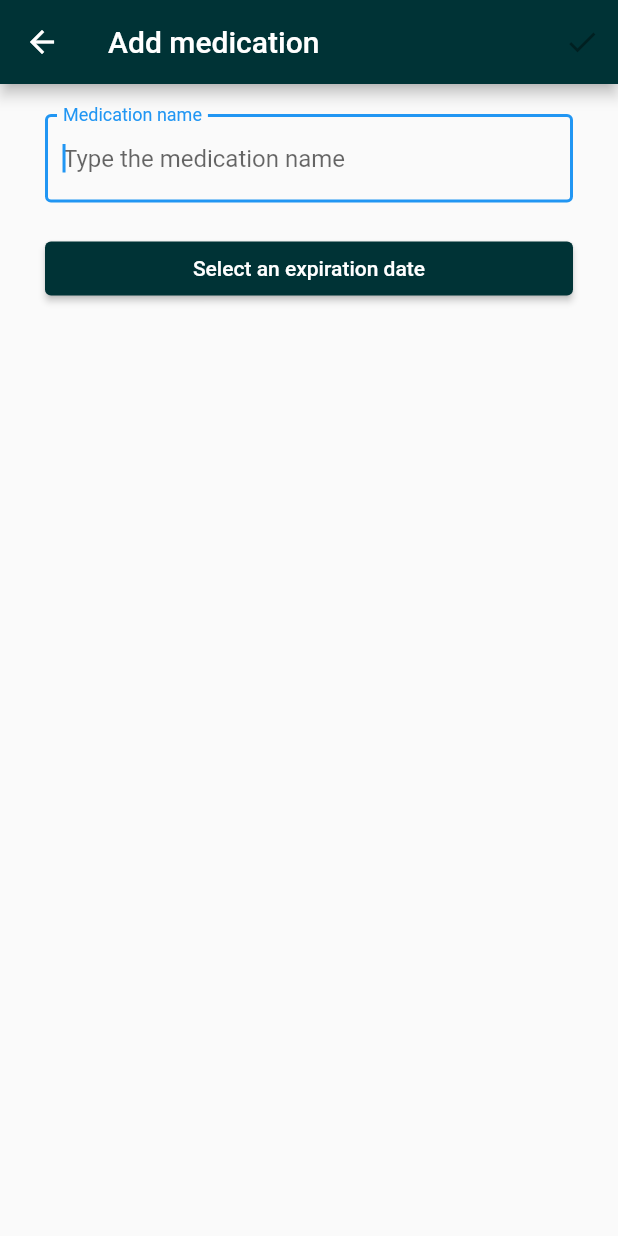
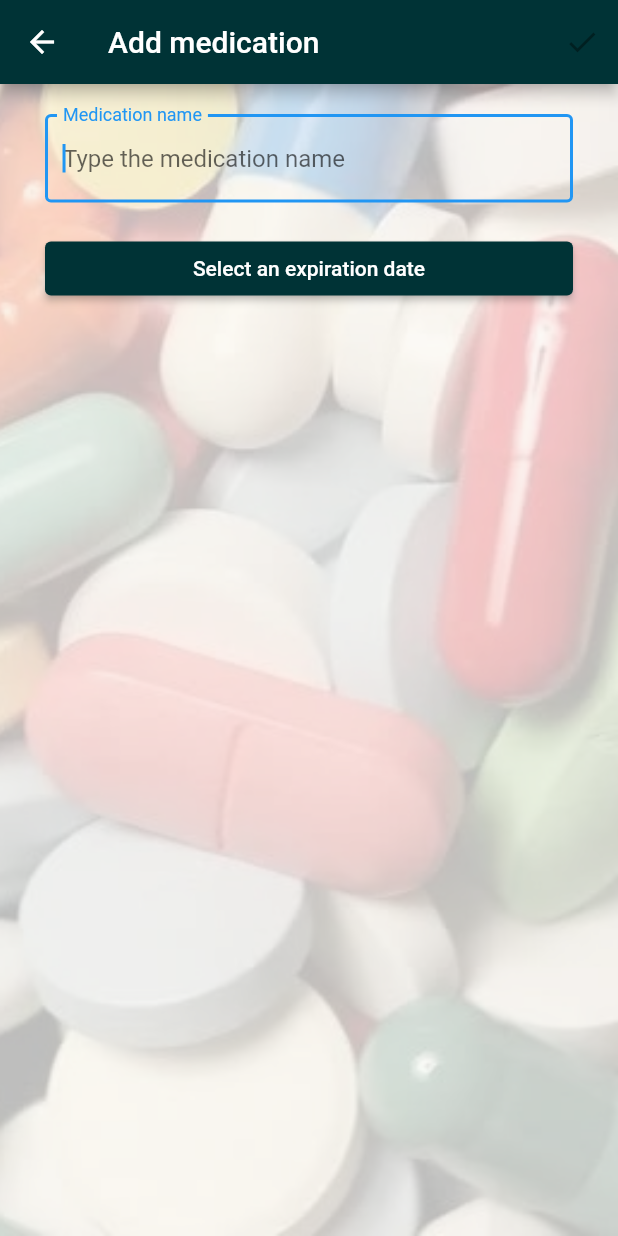
Before and after one commit to lukaszhak/moja_lodowka, a Flutter app: the DrugPage screen opened directly, after a tap on the "add" icon, on a phone screen of 412 x 824 dp. Run offline on Flutter 3.47's test engine with Material 2 defaults, Android fonts, the phone set to English and light mode, and no system bars; our stand-ins replace cloud_firestore, dio, firebase_auth, firebase_core, flutter_bloc, flutter_local_notifications and 5 more; accounts and stored records are empty; generated files the repository leaves out were written again.

Commit message:
Add background image to DrugAddPage

```diff
--- a/lib/features/home/pages/drug_page/drug_add_page/drug_add_page.dart
+++ b/lib/features/home/pages/drug_page/drug_add_page/drug_add_page.dart
@@ -17,6 +17,7 @@ class DrugAddPage extends StatelessWidget {
         builder: (context, state) {
           final notificationId = context.read<int>();
           return Scaffold(
+            resizeToAvoidBottomInset: false,
             appBar: AppBar(
               title: Text(AppLocalizations.of(context)!.addMedication),
               backgroundColor: const Color.fromARGB(255, 0, 51, 54),
@@ -70,7 +71,17 @@ class _DrugPageBody extends StatelessWidget {
 
   @override
   Widget build(BuildContext context) {
-    return ListView(
+    return Container(
+      decoration: const BoxDecoration(
+        image: DecorationImage(
+          opacity: 0.25,
+          fit: BoxFit.cover,
+          image: AssetImage(
+            'images/medicine.jpg',
+          ),
+        ),
+      ),
+      child: ListView(
         padding: const EdgeInsets.symmetric(horizontal: 30, vertical: 20),
         children: [
           TextField(
@@ -107,10 +118,11 @@ class _DrugPageBody extends StatelessWidget {
             style: ElevatedButton.styleFrom(
               backgroundColor: const Color.fromARGB(255, 0, 51, 54),
             ),
-          child: Text(
-              selectedDateFormated ?? AppLocalizations.of(context)!.selectDate),
+            child: Text(selectedDateFormated ??
+                AppLocalizations.of(context)!.selectDate),
           ),
         ],
+      ),
     );
   }
 }
--- a/lib/features/home/pages/drug_page/drug_page.dart
+++ b/lib/features/home/pages/drug_page/drug_page.dart
@@ -21,6 +21,7 @@ class DrugPage extends StatelessWidget {
         builder: (context, state) {
           final int notificationId = UniqueKey().hashCode;
           return Scaffold(
+            resizeToAvoidBottomInset: false,
             appBar: const DrugPageAppBar(),
             floatingActionButton: FloatingActionButton(
               backgroundColor: const Color.fromARGB(255, 0, 51, 54),
```
Lines whose indentation alone changed are shown as unchanged.
